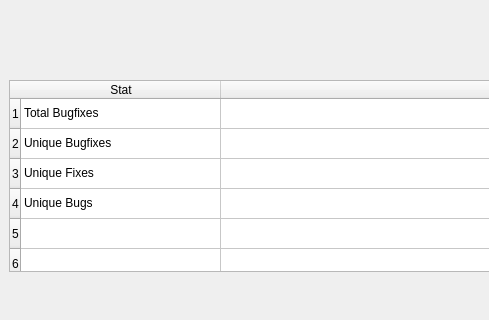
Before: the Qt Designer form view/AbinDebuggerPages.ui in jbcamacho/AbinDebugger, drawn with Qt 5; both pictures show x 0 to 489 and y 0 to 320 of the 971 by 721 pixel window.
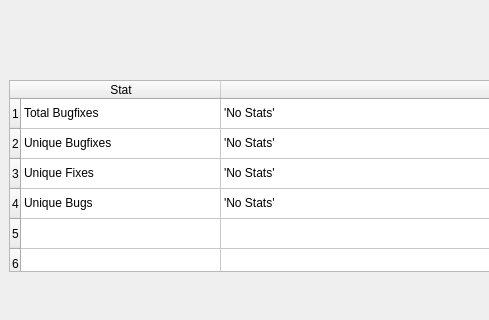
After: the same form once the commit is applied. The open tabs and pages were chosen to show the change. Icons and pictures are not drawn.

Commit message: implemented stats page

The edit to the form file:
```diff
--- a/view/AbinDebuggerPages.ui
+++ b/view/AbinDebuggerPages.ui
@@ -884,21 +884,41 @@
         <string>Total Bugfixes</string>
        </property>
       </item>
+      <item row="0" column="1">
+       <property name="text">
+        <string>'No Stats'</string>
+       </property>
+      </item>
       <item row="1" column="0">
        <property name="text">
         <string>Unique Bugfixes</string>
        </property>
       </item>
+      <item row="1" column="1">
+       <property name="text">
+        <string>'No Stats'</string>
+       </property>
+      </item>
       <item row="2" column="0">
        <property name="text">
         <string>Unique Fixes</string>
        </property>
       </item>
+      <item row="2" column="1">
+       <property name="text">
+        <string>'No Stats'</string>
+       </property>
+      </item>
       <item row="3" column="0">
        <property name="text">
         <string>Unique Bugs</string>
        </property>
       </item>
+      <item row="3" column="1">
+       <property name="text">
+        <string>'No Stats'</string>
+       </property>
+      </item>
       <item row="4" column="0">
        <property name="text">
         <string/>
```
The commit also changes 3 other files.
